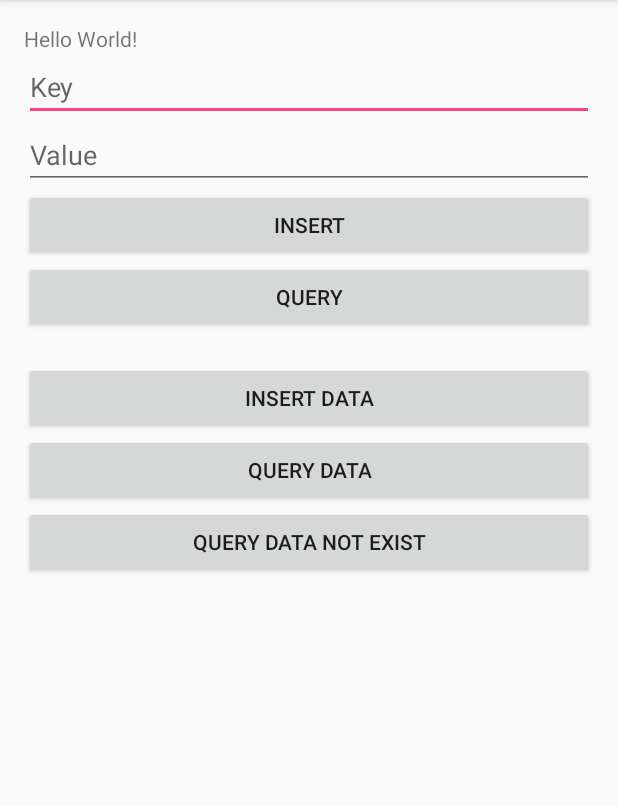
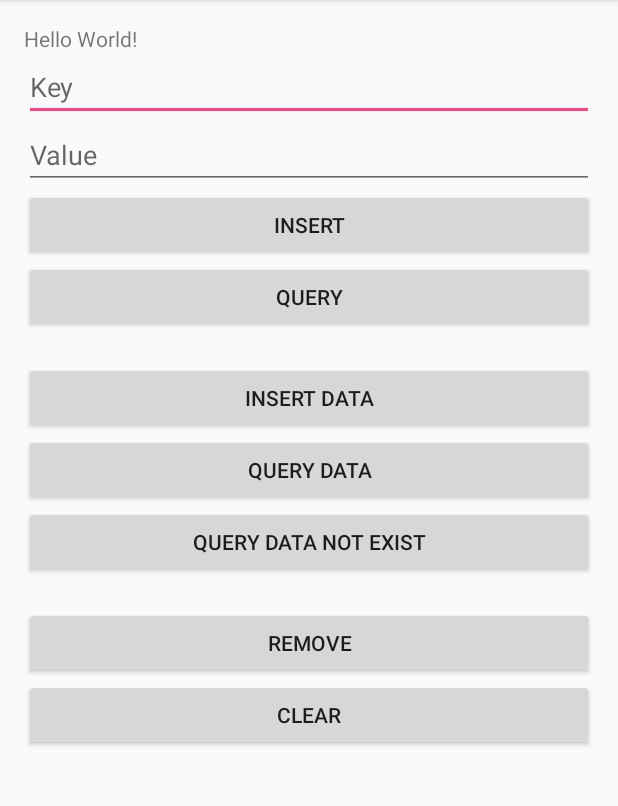
Before and after one commit to mengdd/PreferencesProvider, an Android app: the screen it shows after launch (MainActivity), on a phone screen of 412 x 824 dp, the part 84-890 px from its top. Run offline under Robolectric (Android 15) with nearby library versions, the phone set to English and light mode, and no system bars; our stand-ins replace ButterKnife; libraries missing offline, so code that uses them is left out: com.facebook.stetho; 1 statement that could not run was skipped.

Commit message:
add remove() and clear()

```diff
--- a/app/src/main/res/layout/activity_main.xml
+++ b/app/src/main/res/layout/activity_main.xml
@@ -1,6 +1,10 @@
 <?xml version="1.0" encoding="utf-8"?>
-<LinearLayout xmlns:android="http://schemas.android.com/apk/res/android"
+<ScrollView xmlns:android="http://schemas.android.com/apk/res/android"
     xmlns:tools="http://schemas.android.com/tools"
+    android:layout_width="match_parent"
+    android:layout_height="match_parent">
+
+    <LinearLayout
         android:layout_width="match_parent"
         android:layout_height="match_parent"
         android:orientation="vertical"
@@ -68,4 +72,17 @@
             android:id="@+id/query_data_output"
             android:layout_width="wrap_content"
             android:layout_height="wrap_content" />
+
+        <Button
+            android:id="@+id/remove"
+            android:layout_width="match_parent"
+            android:layout_height="wrap_content"
+            android:text="Remove" />
+
+        <Button
+            android:id="@+id/clear"
+            android:layout_width="match_parent"
+            android:layout_height="wrap_content"
+            android:text="Clear" />
     </LinearLayout>
+</ScrollView>
```
Also changed, not shown: app/src/main/java/com/ddmeng/preferencesprovider/MainActivity.java (+13 -1 lines), app/src/main/java/com/ddmeng/preferencesprovider/provider/PreferencesHelper.java (+8 -0 lines), app/src/main/java/com/ddmeng/preferencesprovider/provider/PreferencesStorageModule.java (+8 -0 lines). Lines whose indentation alone changed are shown as unchanged.
